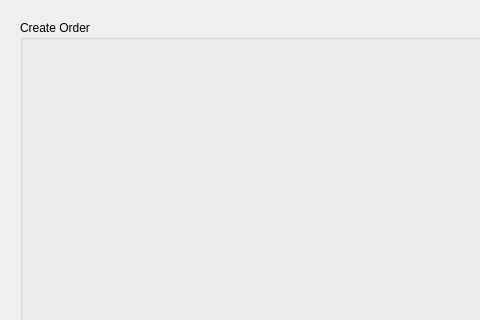
The window that QtApplication/16Cycles/createorder.ui (Slavyana-c/16-Cycles) describes before a commit, drawn with Qt 5; both pictures show x 0 to 480 and y 0 to 320 of the 838 by 572 pixel window.
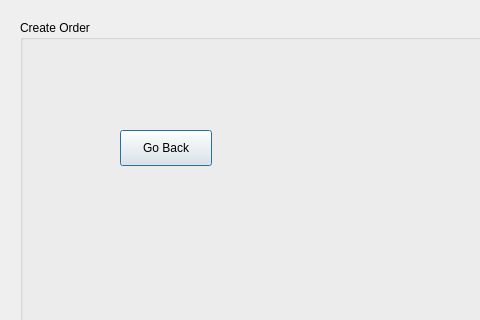
The same window after the commit.

The edit to the form file:
```diff
--- a/QtApplication/16Cycles/createorder.ui
+++ b/QtApplication/16Cycles/createorder.ui
@@ -25,6 +25,19 @@
    <property name="title">
     <string>Create Order</string>
    </property>
+   <widget class="QPushButton" name="goBackButton">
+    <property name="geometry">
+     <rect>
+      <x>100</x>
+      <y>110</y>
+      <width>92</width>
+      <height>36</height>
+     </rect>
+    </property>
+    <property name="text">
+     <string>Go Back</string>
+    </property>
+   </widget>
   </widget>
  </widget>
  <resources/>
```
